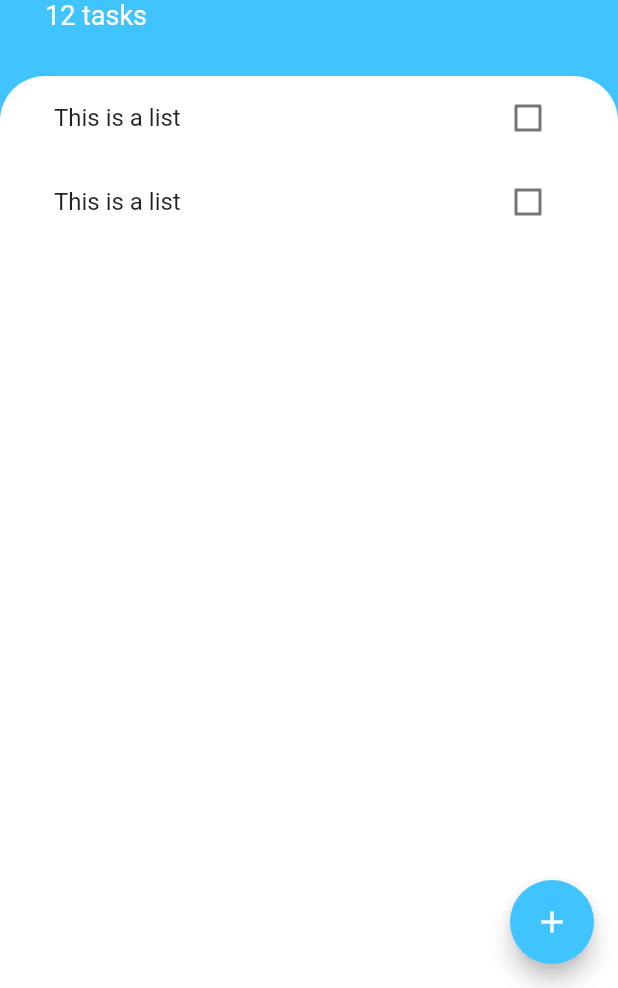
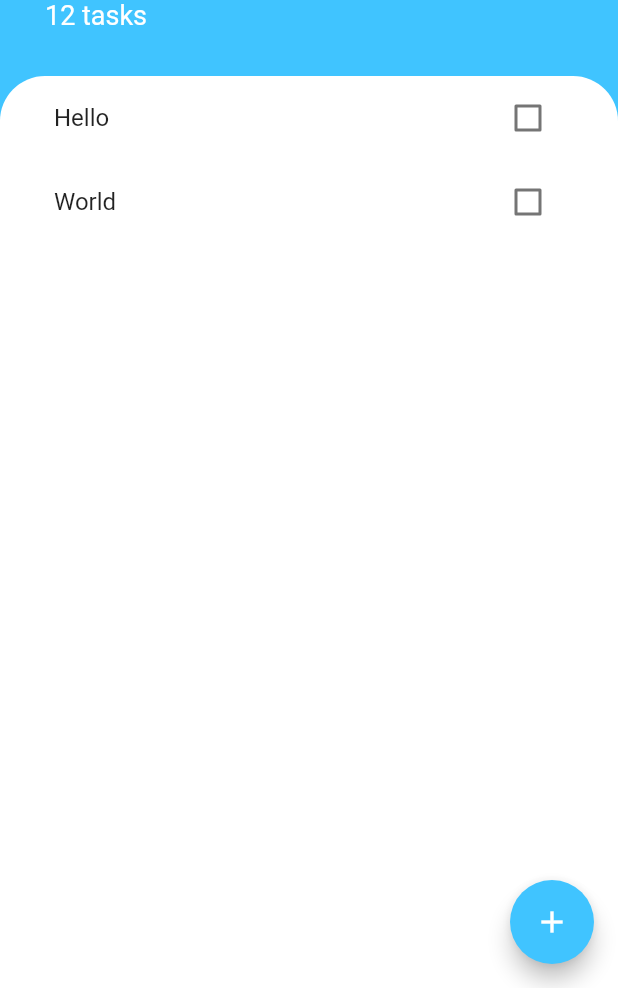
Before and after one commit to rawnakchourasia/todoey_flutter, a Flutter app: the screen it shows after launch, on a phone screen of 412 x 824 dp, the part 248-1236 px from its top. Run offline on Flutter 3.47's test engine with Material 2 defaults, Android fonts, the phone set to English and light mode, and no system bars.

Commit message:
ListView.builder | Separate Class

```diff
--- /dev/null
+++ b/lib/models/task.dart
@@ -0,0 +1,9 @@
+class Task {
+  Task({required this.name, this.isDone = false});
+  final String name;
+  bool isDone;
+
+  void toggleDone() {
+    isDone = !isDone;
+  }
+}
--- a/lib/screens/task_list.dart
+++ b/lib/screens/task_list.dart
@@ -1,18 +1,50 @@
 import 'package:flutter/material.dart';
 import 'package:todoey_flutter/widgets/task_tile.dart';
+import './../models/task.dart';
 
-class TaskList extends StatelessWidget {
+class TaskList extends StatefulWidget {
   const TaskList({
     super.key,
   });
 
   @override
+  State<TaskList> createState() => _TaskListState();
+}
+
+class _TaskListState extends State<TaskList> {
+  List<Task> tasks = [
+    Task(name: 'Hello'),
+    Task(name: 'World'),
+  ];
+
+  @override
   Widget build(BuildContext context) {
-    return ListView(
-      children: const [
-        TaskTile(),
-        TaskTile(),
-      ],
+    return ListView.builder(
+      itemBuilder: (context, index) {
+        return TaskTile(
+          isChecked: tasks[index].isDone,
+          taskTile: tasks[index].name,
+          checkBoxCallBack: (checkBoxState) {
+            setState(() {
+              tasks[index].toggleDone();
+            });
+          },
+        );
+      },
+      itemCount: tasks.length,
     );
+
+    // ListView(
+    //   children: [
+    //     TaskTile(
+    //       isChecked: tasks[0].isDone,
+    //       taskTile: tasks[0].name,
+    //     ),
+    //     TaskTile(
+    //       isChecked: tasks[1].isDone,
+    //       taskTile: tasks[1].name,
+    //     ),
+    //   ],
+    // );
   }
 }
--- a/lib/widgets/task_tile.dart
+++ b/lib/widgets/task_tile.dart
@@ -1,54 +1,27 @@
 import 'package:flutter/material.dart';
 
-class TaskTile extends StatefulWidget {
-  const TaskTile({
-    super.key,
-  });
+class TaskTile extends StatelessWidget {
+  const TaskTile(
+      {super.key,
+      required this.isChecked,
+      required this.taskTile,
+      required this.checkBoxCallBack});
 
-  @override
-  State<TaskTile> createState() => _TaskTileState();
-}
-
-class _TaskTileState extends State<TaskTile> {
-  bool isChecked = false;
+  final bool isChecked;
+  final String taskTile;
+  final Function checkBoxCallBack;
 
   @override
   Widget build(BuildContext context) {
     return ListTile(
       title: Text(
-        'This is a list',
+        taskTile,
         style: TextStyle(
             decoration: isChecked ? TextDecoration.lineThrough : null),
       ),
-      trailing: TaskCheckBox(
-        checkBoxState: isChecked,
-        toggleCheckboxState: (bool? checkboxState) {
-          if (checkboxState != null) {
-            setState(() {
-              isChecked = checkboxState;
-            });
-          }
-        },
-      ),
+      trailing: Checkbox(
+          value: isChecked,
+          onChanged: checkBoxCallBack as void Function(bool?)?),
     );
   }
 }
-
-class TaskCheckBox extends StatelessWidget {
-  const TaskCheckBox({
-    super.key,
-    required this.checkBoxState,
-    required this.toggleCheckboxState,
-  });
-
-  final bool checkBoxState;
-  final void Function(bool) toggleCheckboxState;
-
-  @override
-  Widget build(BuildContext context) {
-    return Checkbox(
-      value: checkBoxState,
-      onChanged: toggleCheckboxState as void Function(bool?)?,
-    );
-  }
-}
```
Also changed, not shown: lib/screens/task_screen.dart (+6 -3 lines).
